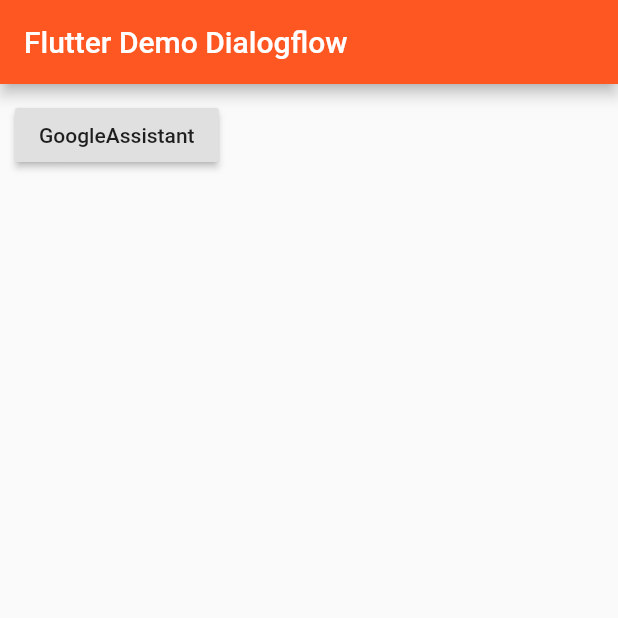
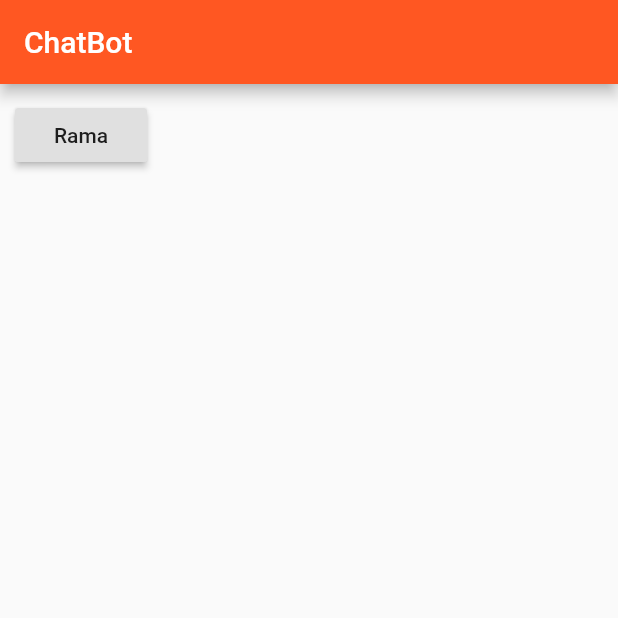
Before and after one commit to avihard/chat-bot, a Flutter app: the screen it shows after launch, on a phone screen of 412 x 824 dp, the top half of it. Run offline on Flutter 3.47's test engine with Material 2 defaults, Android fonts, the phone set to English and light mode, and no system bars; our stand-ins replace flutter_linkify; missing offline and left inert: flutter_dialogflow.

Commit message:
update with response done 12/10/2019

```diff
--- a/lib/google_assistant.dart
+++ b/lib/google_assistant.dart
@@ -120,7 +120,7 @@ class _GoogleAssistant extends State<GoogleAssistant> {
     return new Scaffold(
       backgroundColor: Color(0xf4f4f4f4f4),
       appBar: new AppBar(
-        title: new Text("Google Assistant"),
+        title: new Text("Chat Bot"),
         backgroundColor: Colors.blue,
       ),
       body: new Column(children: <Widget>[
--- a/lib/main.dart
+++ b/lib/main.dart
@@ -10,11 +10,12 @@ class MyApp extends StatelessWidget {
   @override
   Widget build(BuildContext context) {
     return new MaterialApp(
-      title: 'Example Dialogflow Flutter',
+      title: 'Rama Chatbot',
       theme: new ThemeData(
         primarySwatch: Colors.deepOrange,
       ),
-      home: new MyHomePage(title: 'Flutter Demo Dialogflow'),
+      debugShowCheckedModeBanner: false,
+      home: new MyHomePage(title: 'ChatBot'),
     );
   }
 }
@@ -36,30 +37,7 @@ class _MyHomePageState extends State<MyHomePage> {
         title: new Text(widget.title),
       ),
       body: new Column(children: <Widget>[
-//        new Container(
-//          margin: EdgeInsets.all(10.0),
-//          child: new RaisedButton(
-//            onPressed: () {
-//              Navigator.push(
-//                context,
-//                MaterialPageRoute(builder: (context) => PageDialogflowV1()),
-//              );
-//            },
-//            child: Text("Dialogflow v1"),
-//          ),
-//        ),
-//        new Container(
-//          margin: EdgeInsets.all(10.0),
-//          child: new RaisedButton(
-//            onPressed: () {
-//              Navigator.push(
-//                context,
-//                MaterialPageRoute(builder: (context) => HomePageDialogflowV2()),
-//              );
-//            },
-//            child: Text("Dialogflow v2"),
-//          ),
-//        ),
+//
         new Container(
           margin: EdgeInsets.all(10.0),
           child: new RaisedButton(
@@ -69,7 +47,7 @@ class _MyHomePageState extends State<MyHomePage> {
                 MaterialPageRoute(builder: (context) => GoogleAssistant()),
               );
             },
-            child: Text("GoogleAssistant"),
+            child: Text("Rama"),
           ),
         )
       ]),
--- a/pubspec.yaml
+++ b/pubspec.yaml
@@ -25,7 +25,7 @@ dependencies:
   cupertino_icons: ^0.1.2
   flutter_dialogflow: ^0.1.0
   flutter_linkify: ^2.1.0
-  url_launcher: ^5.0.1
+  url_launcher: ^5.2.0
 
 dev_dependencies:
   flutter_test:
```
Also changed, not shown: pubspec.lock, 1 other file.
